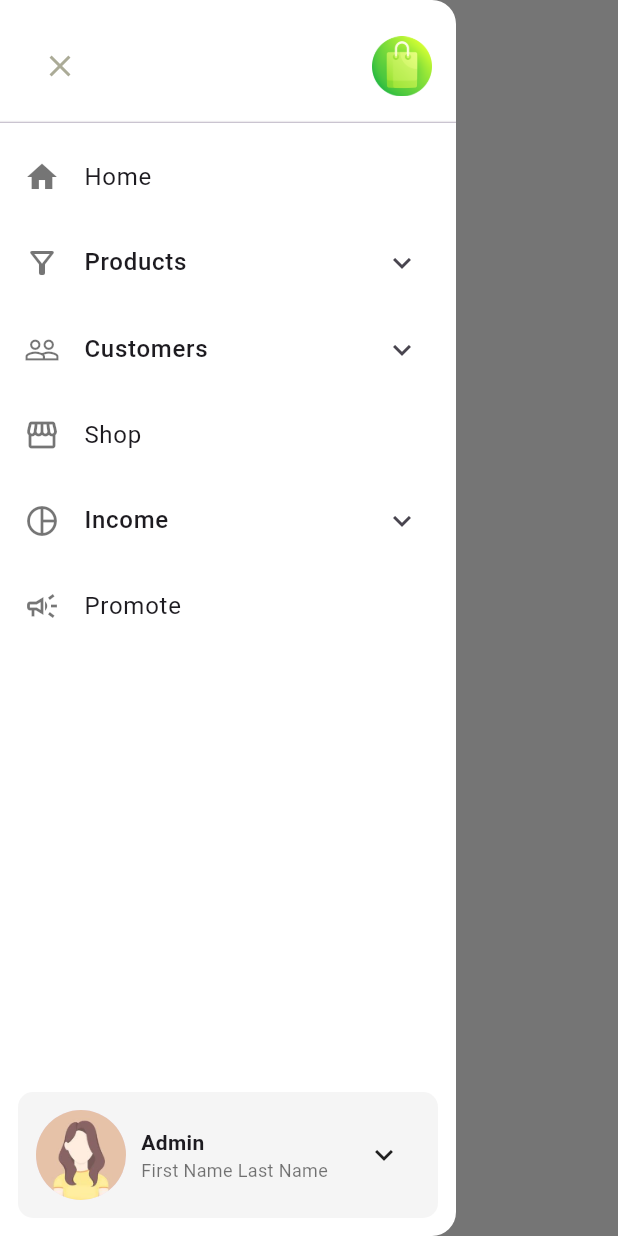
After one commit to ndhue/final_flutter_ecommerce, a Flutter app: the AdminEntryPoint screen opened by its route, with the side drawer open, on a phone screen of 412 x 824 dp. The commit adds this screen. Run offline on Flutter 3.47's test engine with Material 3 defaults, Android fonts, the phone set to English and light mode, and no system bars; our stand-ins replace cloud_firestore, firebase_auth, firebase_core, flutter_rating_bar, fluttertoast, image_picker and 4 more; missing offline and left inert: bcrypt; accounts and stored records are empty; network calls fail.

Commit message:
admin routes

```diff
--- a/lib/providers/chat_provider.dart
+++ b/lib/providers/chat_provider.dart
@@ -48,10 +48,12 @@ class ChatProvider extends ChangeNotifier {
   }
 
   // Fetch all chats (Admin only)
+  // Props callback to here
   Future<void> fetchChats() async {
-    debugPrint("Fetching chats...");
     setLoading(true);
     _chats = await _chatRepository.getChatsOnce();
+    await fetchUnreadMessagesCount(_userRepository.currentUserId!);
+    notifyListeners();
     setLoading(false);
   }
 
--- a/lib/routes/route_constants.dart
+++ b/lib/routes/route_constants.dart
@@ -11,8 +11,12 @@ const String helpsAndSupportScreenRoute = "helps_and_support";
 const String pravicyAndPolicyScreenRoute = "pravicy_and_policy";
 const String faqsScreenRoute = "FAQs";
 const String orderHistoryRouteScreen = "order_history";
-const String adminChatsRoute = "admin_chats";
 const String chatScreenRoute = "chat";
 const String productSearchRoute = "procduct_search";
 const String searchResultRoute = "search_result";
 const String productDetailsRoute = "product_details";
+
+// ADMIN
+const String adminChatsRoute = "dashboard/admin_chats";
+const String adminEntryPointRoute = "dashboard";
+const String adminSingleChat = "dashboard/admin_chats/chat";
--- a/lib/routes/router.dart
+++ b/lib/routes/router.dart
@@ -63,7 +63,6 @@ Route<dynamic> generateRoute(RouteSettings settings) {
       }
       break;
 
-
     case searchResultRoute:
       final args = settings.arguments;
       if (args is String) {
@@ -85,8 +84,23 @@ Route<dynamic> generateRoute(RouteSettings settings) {
       break;
 
     // ADMIN ROUTES
+    case adminEntryPointRoute:
+      page = AdminEntryPoint();
+      break;
+
     case adminChatsRoute:
       page = AdminChatsScreen();
+      break;
+
+    case adminSingleChat:
+      if (settings.arguments is Map<String, dynamic>) {
+        final args = settings.arguments as Map<String, dynamic>;
+        page = ChatScreen(userId: args['userId'], isAdmin: true);
+      } else {
+        return MaterialPageRoute(
+          builder: (context) => const AdminChatsScreen(),
+        );
+      }
       break;
 
     default:
--- /dev/null
+++ b/lib/screens/admin/admin_entry_point.dart
@@ -0,0 +1,21 @@
+import 'package:flutter/material.dart';
+
+import 'components/navigation_drawer.dart';
+
+class AdminEntryPoint extends StatefulWidget {
+  const AdminEntryPoint({super.key});
+
+  @override
+  State<AdminEntryPoint> createState() => _AdminEntryPointState();
+}
+
+class _AdminEntryPointState extends State<AdminEntryPoint> {
+  @override
+  Widget build(BuildContext context) {
+    return Scaffold(
+      appBar: AppBar(title: Text("Admin Dashboard")),
+      drawer: CustomDrawer(),
+      body: Center(child: Text("Admin Dashboard")),
+    );
+  }
+}
--- a/lib/screens/admin/admin_screens_export.dart
+++ b/lib/screens/admin/admin_screens_export.dart
@@ -1 +1,2 @@
-export '/screens/admin/chat/admin_chats_screen.dart';
+export 'admin_entry_point.dart';
+export 'chat/admin_chats_screen.dart';
--- a/lib/screens/admin/chat/admin_chats_screen.dart
+++ b/lib/screens/admin/chat/admin_chats_screen.dart
@@ -1,4 +1,4 @@
-import 'package:final_ecommerce/data/mock_chat_provider.dart';
+import 'package:final_ecommerce/providers/chat_provider.dart';
 import 'package:final_ecommerce/routes/route_constants.dart';
 import 'package:final_ecommerce/utils/constants.dart';
 import 'package:final_ecommerce/widgets/skeletons.dart';
@@ -17,7 +17,7 @@ class _AdminChatsScreenState extends State<AdminChatsScreen> {
   @override
   void initState() {
     super.initState();
-    final chatProvider = context.read<MockChatProvider>();
+    final chatProvider = context.read<ChatProvider>();
 
     WidgetsBinding.instance.addPostFrameCallback((_) {
       chatProvider.fetchChats();
@@ -53,7 +53,7 @@ class _AdminChatsScreenState extends State<AdminChatsScreen> {
         decoration: BoxDecoration(
           border: Border(top: BorderSide(color: borderColor, width: 0.5)),
         ),
-        child: Consumer<MockChatProvider>(
+        child: Consumer<ChatProvider>(
           builder: (context, chatProvider, _) {
             if (chatProvider.isLoading) {
               return const AdminChatSkeleton();
@@ -68,7 +68,7 @@ class _AdminChatsScreenState extends State<AdminChatsScreen> {
               itemCount: chatProvider.chats.length,
               itemBuilder: (context, index) {
                 final chat = chatProvider.chats[index];
-                int unreadCount = chatProvider.getUnreadMessages(chat.userId);
+                int unreadCount = chatProvider.unreadMessages;
 
                 return Column(
                   children: [
@@ -124,7 +124,7 @@ class _AdminChatsScreenState extends State<AdminChatsScreen> {
                         chatProvider.markChatAsRead(chat.userId);
                         Navigator.pushNamed(
                           context,
-                          chatScreenRoute,
+                          adminSingleChat,
                           arguments: {
                             "userId": chat.userId,
                             "userName": chat.userName,
--- /dev/null
+++ b/lib/screens/admin/components/navigation_drawer.dart
@@ -0,0 +1,261 @@
+import 'package:final_ecommerce/routes/route_constants.dart';
+import 'package:final_ecommerce/services/auth_service.dart';
+import 'package:final_ecommerce/utils/constants.dart';
+import 'package:final_ecommerce/utils/dialog.dart';
+import 'package:flutter/material.dart';
+
+import '../../profile/components/change_password.dart';
+
+class CustomDrawer extends StatelessWidget {
+  const CustomDrawer({super.key});
+
+  @override
+  Widget build(BuildContext context) {
+    return Drawer(
+      backgroundColor: Colors.white,
+      child: Column(
+        children: [
+          // Close Button & Logo
+          SizedBox(
+            height: 90, // Đặt chiều cao mong muốn
+            child: DrawerHeader(
+              decoration: BoxDecoration(
+                border: Border(
+                  bottom: BorderSide(color: Colors.grey.shade100, width: 0.5),
+                ),
+              ),
+              child: Row(
+                mainAxisAlignment: MainAxisAlignment.spaceBetween,
+                children: [
+                  IconButton(
+                    icon: Icon(Icons.close, color: iconColor),
+                    onPressed: () => Navigator.pop(context),
+                  ),
+                  Image.asset('assets/images/shopping.png', height: 40),
+                ],
+              ),
+            ),
+          ),
+
+          // Navigation Items
+          Expanded(
+            child: ListView(
+              padding: EdgeInsets.zero,
+              children: [
+                _buildNavItem(Icons.home, "Home"),
+                _buildExpandableNavItem(
+                  context: context,
+                  icon: Icons.filter_alt_outlined,
+                  title: "Products",
+                  children: [
+                    _buildSubNavItem("Dashboard", isSelected: true),
+                    _buildSubNavItem("Add Product"),
+                  ],
+                ),
+                _buildExpandableNavItem(
+                  context: context,
+                  icon: Icons.people_outline,
+                  title: "Customers",
+                  children: [
+                    _buildSubNavItem("Dashboard", isSelected: true),
+                    _buildSubNavItem(
+                      "Chats",
+                      onTap: () {
+                        Navigator.pushNamed(context, adminChatsRoute);
+                      },
+                    ),
+                  ],
+                ),
+                _buildNavItem(Icons.storefront, "Shop"),
+                _buildExpandableNavItem(
+                  context: context,
+                  icon: Icons.pie_chart_outline,
+                  title: "Income",
+                ),
+                _buildNavItem(Icons.campaign_outlined, "Promote"),
+              ],
+            ),
+          ),
+
+          // User Info Card
+          _buildUserInfoCard(context),
+        ],
+      ),
+    );
+  }
+
+  // Nav Item (Single)
+  Widget _buildNavItem(IconData icon, String title, {VoidCallback? onTap}) {
+    return ListTile(
+      leading: Icon(icon, color: Colors.black54),
+      title: Text(title, style: TextStyle(fontSize: 16)),
+      onTap: onTap,
+    );
+  }
+
+  // Expandable Nav Item
+  Widget _buildExpandableNavItem({
+    required BuildContext context,
+    required IconData icon,
+    required String title,
+    List<Widget>? children,
+    String? activeItem, // Track active item
+  }) {
+    return Theme(
+      data: Theme.of(context).copyWith(
+        dividerColor: Colors.transparent,
+        splashColor: Colors.transparent,
+        highlightColor: Colors.transparent,
+      ),
+      child: ExpansionTile(
+        leading: Icon(icon, color: Colors.black54),
+        title: Text(
+          title,
+          style: TextStyle(fontSize: 16, fontWeight: FontWeight.w500),
+        ),
+        children:
+            children
+                ?.map((child) => _styledChild(child, activeItem, context))
+                .toList() ??
+            [],
+      ),
+    );
+  }
+
+  //  Style active children
+  Widget _styledChild(Widget child, String? activeItem, BuildContext context) {
+    return ListTileTheme(
+      child:
+          child is ListTile
+              ? ListTile(
+                title: child.title,
+                onTap: child.onTap,
+                contentPadding: EdgeInsets.symmetric(horizontal: 55),
+                tileColor:
+                    (child.title is Text &&
+                            (child.title as Text).data == activeItem)
+                        ? Theme.of(context).primaryColor.withOpacity(
+                          0.2,
+                        ) // Active highlight
+                        : Colors.transparent,
+              )
+              : child,
+    );
+  }
+
+  // Sub Nav Item (for expandable menus)
+  Widget _buildSubNavItem(
+    String title, {
+    bool isSelected = false,
+    int? badgeCount,
+    VoidCallback? onTap,
+  }) {
+    return ListTile(
+      title: Row(
+        children: [
+          Text(
+            title,
+            style: TextStyle(
+              fontSize: 14,
+              fontWeight: isSelected ? FontWeight.bold : FontWeight.normal,
+            ),
+          ),
+          if (badgeCount != null)
+            Container(
+              margin: EdgeInsets.only(left: 8),
+              padding: EdgeInsets.symmetric(horizontal: 6, vertical: 2),
+              decoration: BoxDecoration(
+                color: Colors.green.shade200,
+                borderRadius: BorderRadius.circular(10),
+              ),
+              child: Text(
+                "$badgeCount",
+                style: TextStyle(fontSize: 12, fontWeight: FontWeight.bold),
+              ),
+            ),
+        ],
+      ),
+      selected: isSelected,
+      selectedTileColor: Colors.grey.shade200,
+      onTap: onTap,
+    );
+  }
+
+  // User Info Card
+  Widget _buildUserInfoCard(BuildContext context) {
+    return Container(
+      margin: EdgeInsets.all(12),
+      padding: EdgeInsets.all(12),
+      decoration: BoxDecoration(
+        color: Colors.grey.shade100,
+        borderRadius: BorderRadius.circular(10),
+      ),
+      child: Row(
+        children: [
+          CircleAvatar(
+            radius: 30,
+            backgroundImage: AssetImage(
+              'assets/images/avatar-1.jpg',
+            ), // Fake avatar
+          ),
+          SizedBox(width: 10),
+          Expanded(
+            child: Column(
+              crossAxisAlignment: CrossAxisAlignment.start,
+              children: [
+                Text(
+                  "Admin",
+                  style: TextStyle(fontWeight: FontWeight.bold, fontSize: 14),
+                ),
+                Text(
+                  "First Name Last Name",
+                  style: TextStyle(color: Colors.black54, fontSize: 12),
+                ),
+              ],
+            ),
+          ),
+          PopupMenuButton<String>(
+            icon: Icon(Icons.expand_more),
+            onSelected: (value) {
+              if (value == 'Change Password') {
+                _showChangePasswordDialog(context);
+              } else if (value == 'Logout') {
+                AppDialogs.showCustomDialog(
+                  context: context,
+                  title: "Log out",
+                  content: "Are you sure you want to logout?",
+                  confirmText: "Log out",
+                  onConfirm: () => handleLogout(context),
+                  cancelText: "Cancel",
+                  icon: Icons.exit_to_app,
+                  confirmColor: Colors.red,
+                );
+              }
+            },
+            itemBuilder:
+                (context) => [
+                  PopupMenuItem(
+                    value: 'Change Password',
+                    child: Text('Change Password'),
+                  ),
+                  PopupMenuItem(value: 'Logout', child: Text('Logout')),
+                ],
+            color: Colors.white,
+            shape: RoundedRectangleBorder(
+              borderRadius: BorderRadius.circular(8),
+            ),
+          ),
+        ],
+      ),
+    );
+  }
+
+  void _showChangePasswordDialog(BuildContext context) {
+    showModalBottomSheet(
+      context: context,
+      backgroundColor: Colors.transparent,
+      isScrollControlled: true,
+      builder: (context) => ChangePasswordDialog(),
+    );
+  }
+}
--- a/lib/screens/auth/login_screen.dart
+++ b/lib/screens/auth/login_screen.dart
@@ -49,8 +49,7 @@ class _LoginScreenState extends State<LoginScreen> {
 
       if (role == "admin") {
         if (mounted) {
-          // Navigator.of(context).pushReplacementNamed(adminEntryPointScreenRoute);
-          Navigator.of(context).pushReplacementNamed(entryPointScreenRoute);
+          Navigator.of(context).pushReplacementNamed(adminEntryPointRoute);
         }
       } else {
         if (mounted) {
--- a/lib/screens/chat/chat_screen.dart
+++ b/lib/screens/chat/chat_screen.dart
@@ -41,7 +41,7 @@ class _ChatScreenState extends State<ChatScreen> {
   void initState() {
     super.initState();
 
-    _userName = "Unknown";
+    _userName = "";
 
     final chatProvider = context.read<ChatProvider>();
     final userProvider = context.read<UserProvider>();
@@ -67,7 +67,8 @@ class _ChatScreenState extends State<ChatScreen> {
     _scrollController.addListener(_onScroll);
   }
 
-  void _onScroll() {
+  void _onScroll() async {
+    // debugPrint(_scrollController.offset.toString());
     final chatProvider = context.read<ChatProvider>();
     if (_scrollController.position.pixels >=
             _scrollController.position.maxScrollExtent - 100 &&
@@ -75,6 +76,12 @@ class _ChatScreenState extends State<ChatScreen> {
         !chatProvider.isLoadingMore) {
       chatProvider.fetchMessages(widget.userId, loadMore: true);
     }
+    // Use for set background for appBar
+    if (_scrollController.offset.abs() ==
+        _scrollController.position.maxScrollExtent) {
+      debugPrint("On the top!");
+    }
+    // debugPrint(_scrollController.position.maxScrollExtent.toString());
   }
 
   Future<void> _pickImage() async {
@@ -190,7 +197,6 @@ class _ChatScreenState extends State<ChatScreen> {
 
       setState(() => _selectedImages.clear());
     } catch (e) {
-      debugPrint("Error sending message: $e");
       ScaffoldMessenger.of(
         context,
       ).showSnackBar(const SnackBar(content: Text("Failed to send message")));
@@ -343,6 +349,18 @@ class _ChatScreenState extends State<ChatScreen> {
                             width: 200,
                             height: 200,
                             fit: BoxFit.cover,
+                            errorBuilder: (context, error, stackTrace) {
+                              return Container(
+                                width: 200,
+                                height: 200,
+                                color: Colors.grey[300],
+                                child: const Icon(
+                                  Icons.broken_image,
+                                  color: Colors.grey,
+                                  size: 50,
+                                ),
+                              );
+                            },
                           ),
                 ),
               ),
--- a/lib/screens/profile/profile_screen.dart
+++ b/lib/screens/profile/profile_screen.dart
@@ -1,11 +1,10 @@
 import 'package:final_ecommerce/providers/providers_export.dart';
 import 'package:final_ecommerce/routes/route_constants.dart';
+import 'package:final_ecommerce/services/auth_service.dart';
 import 'package:final_ecommerce/utils/constants.dart';
 import 'package:final_ecommerce/utils/dialog.dart';
-import 'package:firebase_auth/firebase_auth.dart' hide AuthProvider;
 import 'package:flutter/material.dart';
 import 'package:provider/provider.dart';
-import 'package:shared_preferences/shared_preferences.dart';
 
 import 'components/change_password.dart';
 
@@ -17,32 +16,6 @@ class ProfileScreen extends StatefulWidget {
 }
 
 class _ProfileScreenState extends State<ProfileScreen> {
-  Future<void> handleLogout(BuildContext context) async {
-    try {
-      SharedPreferences prefs = await SharedPreferences.getInstance();
-      await prefs.clear();
-
-      await FirebaseAuth.instance.signOut();
-
-      WidgetsBinding.instance.addPostFrameCallback((_) {
-        if (context.mounted) {
-          Navigator.of(
-            context,
-            rootNavigator: true,
-          ).pushReplacementNamed(authScreenRoute);
-        }
-      });
-    } catch (e) {
-      WidgetsBinding.instance.addPostFrameCallback((_) {
-        if (context.mounted) {
-          ScaffoldMessenger.of(context).showSnackBar(
-            const SnackBar(content: Text("Logout failed. Please try again.")),
-          );
-        }
-      });
-    }
-  }
-
   @override
   Widget build(BuildContext context) {
     final userProvider = context.watch<UserProvider>();
--- /dev/null
+++ b/lib/services/auth_service.dart
@@ -0,0 +1,30 @@
+import 'package:final_ecommerce/routes/route_constants.dart';
+import 'package:firebase_auth/firebase_auth.dart';
+import 'package:flutter/material.dart';
+import 'package:shared_preferences/shared_preferences.dart';
+
+Future<void> handleLogout(BuildContext context) async {
+  try {
+    SharedPreferences prefs = await SharedPreferences.getInstance();
+    await prefs.clear();
+
+    await FirebaseAuth.instance.signOut();
+
+    WidgetsBinding.instance.addPostFrameCallback((_) {
+      if (context.mounted) {
+        Navigator.of(
+          context,
+          rootNavigator: true,
+        ).pushReplacementNamed(authScreenRoute);
+      }
+    });
+  } catch (e) {
+    WidgetsBinding.instance.addPostFrameCallback((_) {
+      if (context.mounted) {
+        ScaffoldMessenger.of(context).showSnackBar(
+          const SnackBar(content: Text("Logout failed. Please try again.")),
+        );
+      }
+    });
+  }
+}
```
Also changed, not shown: pubspec.lock, 1 other file. Lines whose indentation alone changed are shown as unchanged.
